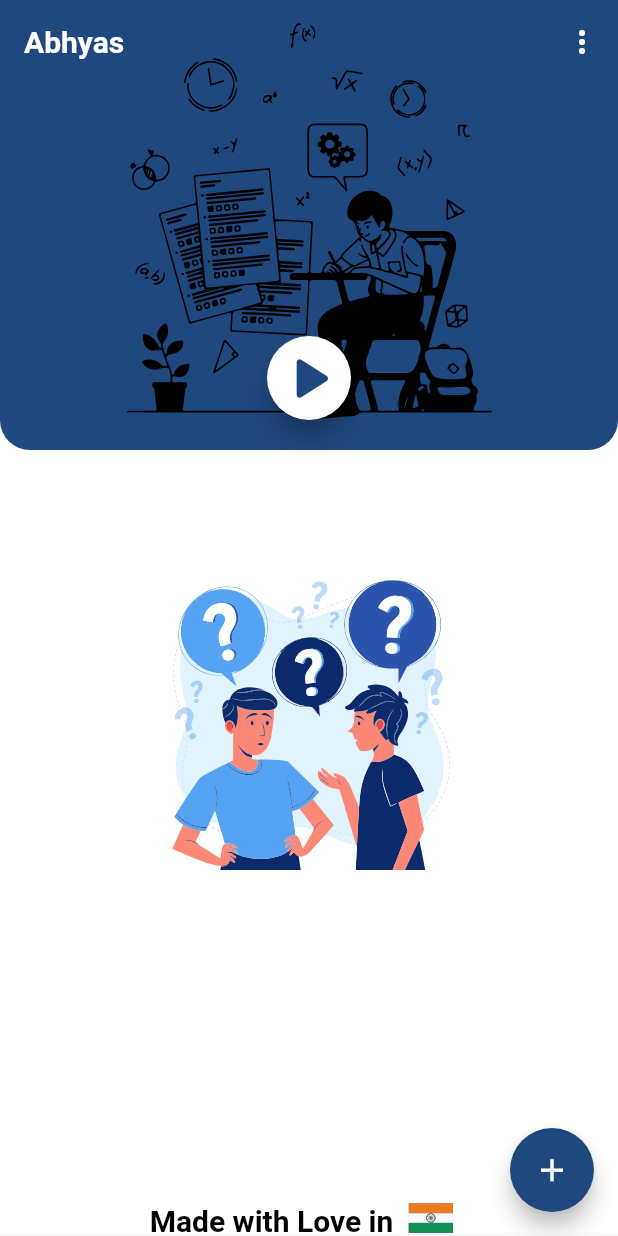
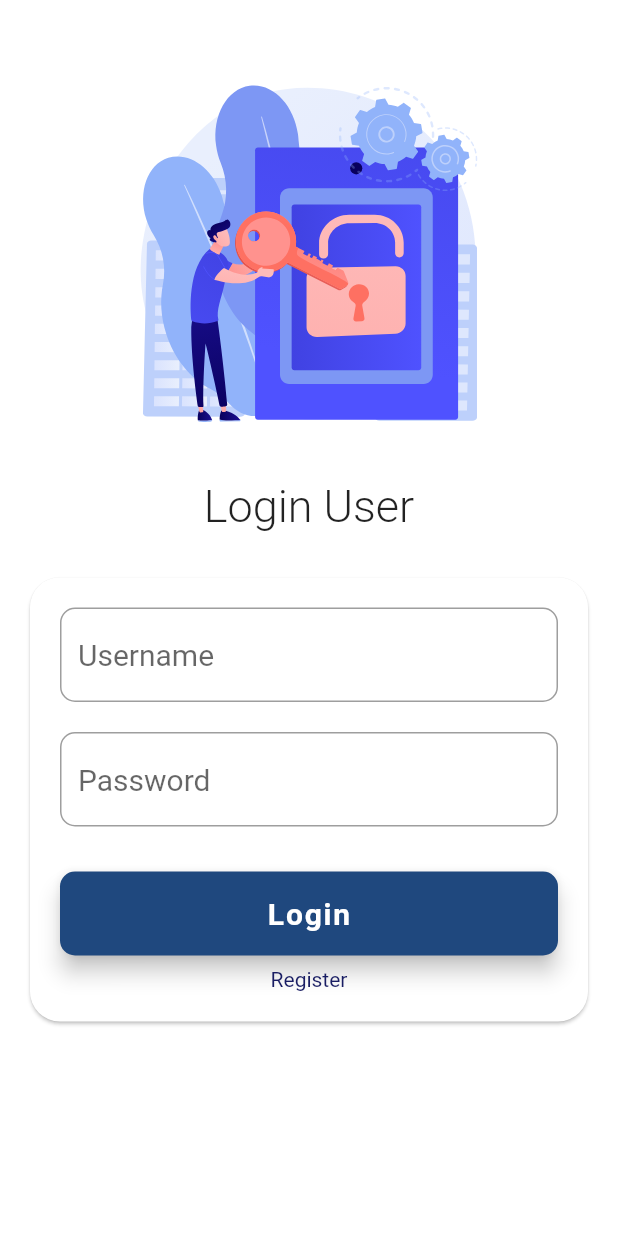
Before and after one commit to Dhruv80576/Quiz_game, a Flutter app: the screen it shows after launch, on a phone screen of 412 x 824 dp. Run offline on Flutter 3.47's test engine with Material 2 defaults, Android fonts, the phone set to English and light mode, and no system bars; our stand-ins replace flutter_svg, google_fonts, shared_preferences.

Commit message:
user authentication updated

```diff
--- /dev/null
+++ b/lib/Login_Page.dart
@@ -0,0 +1,207 @@
+import 'dart:math';
+
+import 'package:flutter/material.dart';
+import 'package:http/http.dart' as http;
+import 'package:spider_task/Register_Page.dart';
+import 'package:spider_task/main.dart';
+import 'package:flutter_svg/flutter_svg.dart';
+import 'package:google_fonts/google_fonts.dart';
+import 'dart:convert';
+String email_main="";
+String password_main="";
+String role="";
+class Login extends StatefulWidget {
+  const Login({Key? key}) : super(key: key);
+
+  @override
+  State<Login> createState() => _LoginState();
+}
+
+class _LoginState extends State<Login> {
+  TextEditingController email = new TextEditingController();
+  TextEditingController password = new TextEditingController();
+  String email_text = "";
+  String password_text = "";
+
+  Future<http.Response> login_user(String email, String password) {
+    return http.post(
+      Uri.parse('http://192.168.26.43:3000/auth/register'),
+      headers: <String, String>{
+        'Content-Type': 'application/json; charset=UTF-8',
+      },
+      body: jsonEncode(<String, String>{'email': email, 'password': password}),
+    );
+  }
+
+  @override
+  Widget build(BuildContext context) {
+    return Scaffold(
+      backgroundColor: Colors.white,
+      body: SingleChildScrollView(
+        child: Column(
+          crossAxisAlignment: CrossAxisAlignment.stretch,
+          children: [
+            SizedBox(
+              height: 20,
+            ),
+            SvgPicture.asset(
+              'assets/login_svg.svg',
+              width: 300,
+              height: 300,
+            ),
+            Text(
+              'Login User',
+              style: GoogleFonts.roboto(
+                fontSize: 30,
+                fontWeight: FontWeight.w300,
+              ),
+              textAlign: TextAlign.center,
+            ),
+            SizedBox(
+              height: 30,
+            ),
+            Card(
+              shape: RoundedRectangleBorder(
+                borderRadius: BorderRadius.all(Radius.circular(20)),
+              ),
+              margin: EdgeInsets.fromLTRB(20, 0, 20, 20),
+              child: Container(
+                margin: EdgeInsets.all(20),
+                child: Column(
+                  crossAxisAlignment: CrossAxisAlignment.stretch,
+                  children: [
+                    TextField(
+                      decoration: InputDecoration(
+                        focusedBorder: OutlineInputBorder(
+                            borderSide:
+                                BorderSide(color: Color(0xFF1F487E), width: 2),
+                            borderRadius:
+                                BorderRadius.all(Radius.circular(10))),
+                        border: OutlineInputBorder(
+                          borderRadius: BorderRadius.all(Radius.circular(10)),
+                        ),
+                        hintText: "Username",
+                      ),
+                      style: TextStyle(
+                        color: Colors.black,
+                        fontSize: 20,
+                      ),
+                      controller: email,
+                      onChanged: (value) {
+                        email_text = value;
+                      },
+                      cursorColor: Color(0xFF1F487E),
+                    ),
+                    SizedBox(
+                      height: 20,
+                    ),
+                    TextField(
+                      decoration: InputDecoration(
+                          focusedBorder: OutlineInputBorder(
+                              borderSide: BorderSide(
+                                  color: Color(0xFF1F487E), width: 2),
+                              borderRadius:
+                                  BorderRadius.all(Radius.circular(10))),
+                          border: OutlineInputBorder(
+                            borderRadius: BorderRadius.all(Radius.circular(10)),
+                          ),
+                          hintText: "Password"),
+                      style: TextStyle(
+                        color: Colors.black,
+                        fontSize: 20,
+                      ),
+                      controller: password,
+                      onChanged: (value) {
+                        password_text = value;
+                      },
+                    ),
+                    SizedBox(
+                      height: 30,
+                    ),
+                    Container(
+                      child: FloatingActionButton(
+                        onPressed: () async {
+                          BuildContext context_ = context;
+                          showDialog(
+                            context: context,
+                            builder: (context) {
+                              context_ = context;
+                              return Container(
+                                alignment: Alignment.center,
+                                width: 30,
+                                height: 30,
+                                child: CircularProgressIndicator(
+                                  backgroundColor: Colors.white,
+                                  strokeWidth: 5,
+                                  color: Color(0xFF191D63),
+                                ),
+                              );
+                            },
+                          );
+                          final r = await http.post(
+                            Uri.parse(
+                                'http://192.168.26.43:3000/auth/login_user'),
+                            headers: <String, String>{
+                              'Content-Type': 'application/json; charset=UTF-8',
+                            },
+                            body: jsonEncode(<String, String>{
+                              'email': email_text,
+                              'password': password_text
+                            }),
+                          );
+                          if (r.statusCode == 200) {
+                            email_main=email_text;
+                            password_main=password_text;
+
+                            var r=await http.get(Uri.parse('http://192.168.26.43:3000/role/'+email_text));
+                            role =r.body;
+                            Navigator.pop(context_);
+                            const snackBar = SnackBar(
+                              content: Text('Login successful!'),
+                            );
+// Find the ScaffoldMessenger in the widget tree
+// and use it to show a SnackBar.
+                            ScaffoldMessenger.of(context)
+                                .showSnackBar(snackBar);
+                           Navigator.pushAndRemoveUntil(context, MaterialPageRoute(builder: (context)=>HomePage(),), (route) => false);
+                          } else if (r.statusCode == 401) {
+                            Navigator.pop(context_);
+                            const snackBar = SnackBar(
+                              content: Text('Invalid Credentials!'),
+                            );
+
+// Find the ScaffoldMessenger in the widget tree
+// and use it to show a SnackBar.
+                            ScaffoldMessenger.of(context)
+                                .showSnackBar(snackBar);
+                          }
+                        },
+                        child: Text(
+                          "Login",
+                          style: TextStyle(
+                              fontSize: 20,
+                              color: Colors.white,
+                              fontWeight: FontWeight.bold),
+                        ),
+                        backgroundColor: Color(0xFF1F487E),
+                        shape: RoundedRectangleBorder(
+                          borderRadius: BorderRadius.all(Radius.circular(10)),
+                        ),
+                      ),
+                    ),
+                    SizedBox(height: 8,),
+                    GestureDetector(
+                        onTap: () {
+                          Navigator.push(context, MaterialPageRoute(builder: (context) => Register(),));
+                        },
+                        child: Container(child: Text('Register' ,style: TextStyle(color: Color(0xFF191D63)),),alignment: Alignment.center,))
+                  ],
+                ),
+              ),
+            ),
+          ],
+        ),
+      ),
+    );
+  }
+}
```
Also changed, not shown: lib/Api/Api_service.dart (added, +25 -0 lines), lib/Api/Quiz_Model.dart (added, +11 -0 lines), lib/Question_add_Page.dart (+69 -27 lines), lib/Register_Page.dart (added, +222 -0 lines), lib/main.dart (+124 -55 lines), pubspec.yaml (+5 -2 lines), assets/login_svg.svg (added), assets/svg_image_2.svg (renamed from assets/no_messages_adobe_express.svg), pubspec.lock, 1 other file.
